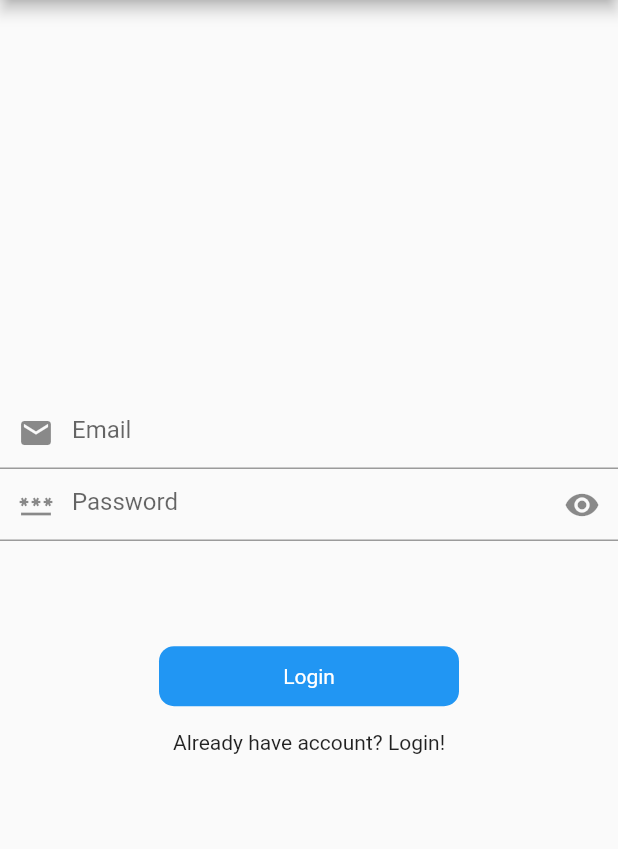
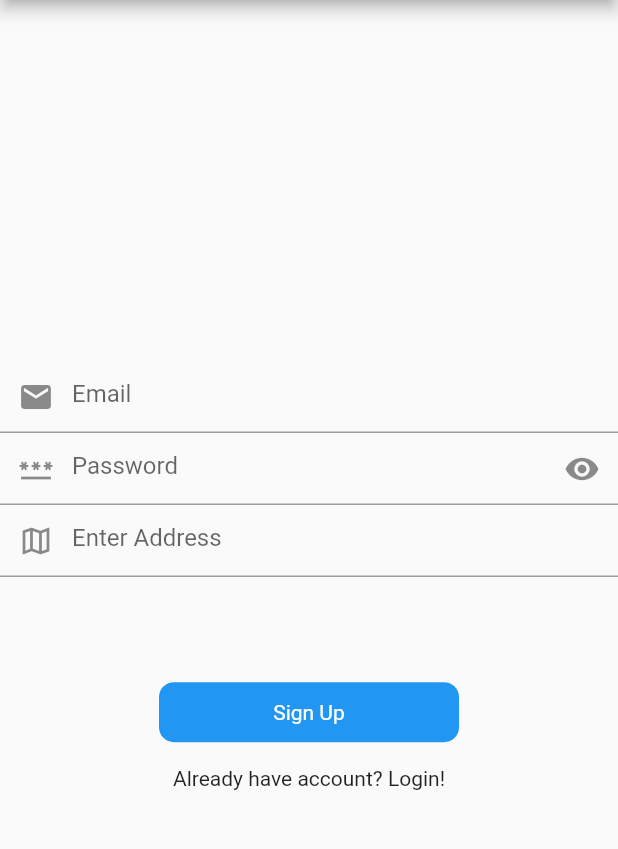
Before and after one commit to lendBooks/lend_books, a Flutter app: the SingUpPage screen opened by its route, on a phone screen of 412 x 824 dp, the part 84-933 px from its top. Run offline on Flutter 3.47's test engine with Material 2 defaults, Android fonts, the phone set to English and light mode, and no system bars; our stand-ins replace google_maps_flutter; missing offline and left inert: google_place.

Commit message:
Google Places Api integrated for address, Flutter and Dart SDKs updated

```diff
--- a/lib/view/pages/login_view.dart
+++ b/lib/view/pages/login_view.dart
@@ -67,7 +67,7 @@ class _LoginPageState extends State<LoginPage> {
                 );
               }),
           SizedBox(
-            height: height * 0.085,
+            height: height * 0.02,
           ),
           RoundButton(
               title: 'Login',
--- a/lib/view/pages/signUp_view.dart
+++ b/lib/view/pages/signUp_view.dart
@@ -1,6 +1,7 @@
+import 'dart:async';
+
 import 'package:flutter/material.dart';
-import 'package:flutter/src/foundation/key.dart';
-import 'package:flutter/src/widgets/framework.dart';
+import 'package:google_place/google_place.dart';
 import 'package:lend_books/res/components/round_button.dart';
 import 'package:lend_books/utils/routes/routes_name.dart';
 
@@ -15,6 +16,42 @@ class _SingUpPageState extends State<SingUpPage> {
   TextEditingController _emailController = TextEditingController();
   TextEditingController _passwordController = TextEditingController();
   ValueNotifier<bool> _obsecurePassword = ValueNotifier<bool>(true);
+  TextEditingController _addressController = TextEditingController();
+
+  late GooglePlace googlePlace;
+  List<AutocompletePrediction> predictions = [];
+  //debouncer
+  Timer? _debounce;
+  DetailsResult? addressResult;
+  late FocusNode addressFocusNode;
+
+  @override
+  void initState() {
+    // TODO: implement initState
+    super.initState();
+    String apiKey = 'AIzaSyAPxj7HQfjDoJFcEJXkudvg1ENUa42myh0';
+    googlePlace = GooglePlace(apiKey);
+    addressFocusNode = FocusNode();
+  }
+
+  @override
+  void dispose() {
+    super.dispose();
+    _emailController.dispose();
+    _passwordController.dispose();
+    _obsecurePassword.dispose();
+    addressFocusNode.dispose();
+  }
+
+  void autocompleteSearch(String value) async {
+    var result = await googlePlace.autocomplete.get(value);
+    if (result != null && result.predictions != null && mounted) {
+      setState(() {
+        predictions = result.predictions!;
+      });
+    }
+  }
+
   @override
   Widget build(BuildContext context) {
     final height = MediaQuery.of(context).size.height * 1;
@@ -51,11 +88,54 @@ class _SingUpPageState extends State<SingUpPage> {
                       )),
                 );
               }),
+          TextFormField(
+            focusNode: addressFocusNode,
+            controller: _addressController,
+            keyboardType: TextInputType.emailAddress,
+            decoration: const InputDecoration(
+                hintText: 'Enter Address',
+                prefixIcon: Icon(Icons.map_outlined)),
+            onChanged: (value) {
+              if (_debounce?.isActive ?? false) _debounce!.cancel();
+              _debounce = Timer(const Duration(milliseconds: 1000), () {
+                if (value.isNotEmpty) {
+                  autocompleteSearch(value);
+                } else {
+                  //clear out text
+                }
+              });
+            },
+          ),
+          ListView.builder(
+            shrinkWrap: true,
+            itemCount: predictions.length,
+            itemBuilder: (context, index) {
+              return ListTile(
+                leading: const CircleAvatar(
+                  child: Icon(Icons.pin_drop_outlined),
+                ),
+                title: Text(predictions[index].description.toString()),
+                onTap: () async {
+                  final placeId = predictions[index].placeId!;
+                  final details = await googlePlace.details.get(placeId);
+                  if (details != null && details.result != null && mounted) {
+                    if (addressFocusNode.hasFocus) {
+                      setState(() {
+                        addressResult = details.result;
+                        _addressController.text = details.result!.name!;
+                        predictions = [];
+                      });
+                    }
+                  }
+                },
+              );
+            },
+          ),
           SizedBox(
             height: height * 0.085,
           ),
           RoundButton(
-              title: 'Login',
+              title: 'Sign Up',
               onPress: () {
                 print('Api is hit');
               }),
--- a/pubspec.yaml
+++ b/pubspec.yaml
@@ -33,6 +33,7 @@ dependencies:
   google_maps_flutter: ^2.2.0
   http: ^0.13.5
   provider: ^6.0.3
+  google_place: ^0.4.7
 
 dev_dependencies:
   flutter_test:
```
Also changed, not shown: pubspec.lock, 4 other files.
